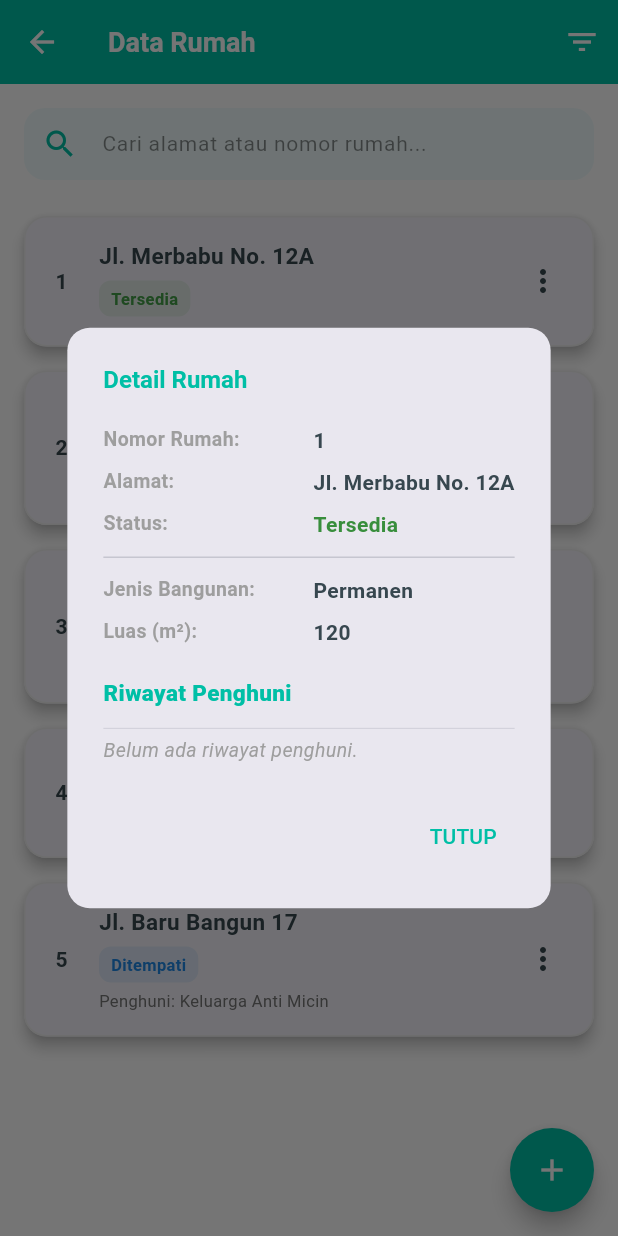
After one commit to marsyaaurel08/Jawara-Pintar-Mobile, a Flutter app: the RumahListPage screen opened directly, after a tap on an icon or button, on a phone screen of 412 x 824 dp. The commit adds this screen. Run offline on Flutter 3.47's test engine with Material 3 defaults, Android fonts, the phone set to English and light mode, and no system bars; our stand-ins replace image_picker; missing offline and left inert: file_selector.

Commit message:
add : data rumah

```diff
--- /dev/null
+++ b/lib/pages/rumah_list_page.dart
@@ -0,0 +1,462 @@
+import 'package:flutter/material.dart';
+// Asumsi path TambahRumahPage yang benar sudah di-import
+import '../../pages/tambah_rumah_page.dart';
+
+class RumahListPage extends StatefulWidget {
+  const RumahListPage({Key? key}) : super(key: key);
+
+  @override
+  State<RumahListPage> createState() => _RumahListPageState();
+}
+
+class _RumahListPageState extends State<RumahListPage> {
+  // --- Skema Warna Soft dan Nyaman (Mint/Teal) ---
+  static const Color _primaryColor = Color(0xFF00BFA6); // Teal/Mint yang lembut
+  static const Color _lightColor = Color(0xFFE0F7FA);   // Background soft
+  static const Color _textColor = Color(0xFF37474F);    // Abu-abu gelap
+
+  // Penyesuaian Ukuran Font untuk Mobile
+  static const double _appBarTitleSize = 18.0;
+  static const double _cardTitleSize = 15.0; // Alamat rumah
+  static const double _cardSubtitleSize = 11.0; // Penghuni/status
+
+  // --- Data Dummy Rumah ---
+  final List<Map<String, dynamic>> _allRumahList = [
+    {
+      "id": 1,
+      "no_rumah": "1",
+      "alamat": "Jl. Merbabu No. 12A",
+      "status": "Tersedia",
+      "luas": 120,
+      "jenis": "Permanen",
+    },
+    {
+      "id": 2,
+      "no_rumah": "2",
+      "alamat": "Malang Indah Blok C-5",
+      "status": "Ditempati",
+      "luas": 90,
+      "jenis": "Semi Permanen",
+      "penghuni": "Keluarga Farhan Aditia",
+      "riwayat": [
+        {"nama": "Keluarga Budi Santoso", "periode": "2018 - 2021"},
+      ],
+    },
+    {
+      "id": 3,
+      "no_rumah": "3",
+      "alamat": "Griyashanta L.203",
+      "status": "Ditempati",
+      "luas": 150,
+      "jenis": "Permanen",
+      "penghuni": "Keluarga Rendha Putra",
+      "riwayat": [
+        {"nama": "Keluarga Siti Aminah", "periode": "2015 - 2017"},
+        {"nama": "Keluarga John Doe", "periode": "2010 - 2014"},
+      ],
+    },
+    {
+      "id": 4,
+      "no_rumah": "4",
+      "alamat": "Jl. Brawijaya 45",
+      "status": "Tersedia",
+      "luas": 80,
+      "jenis": "Semi Permanen",
+    },
+    {
+      "id": 5,
+      "no_rumah": "5",
+      "alamat": "Jl. Baru Bangun 17",
+      "status": "Ditempati",
+      "luas": 100,
+      "jenis": "Permanen",
+      "penghuni": "Keluarga Anti Micin",
+    },
+  ];
+
+  // --- State Variables & Filter Logic (TIDAK BERUBAH) ---
+  String _searchQuery = '';
+
+  List<Map<String, dynamic>> get _filteredRumahList {
+    return _allRumahList.where((rumah) {
+      final matchesSearch = rumah['alamat']
+              .toLowerCase()
+              .contains(_searchQuery.toLowerCase()) ||
+          rumah['no_rumah'].contains(_searchQuery);
+      return matchesSearch;
+    }).toList();
+  }
+
+  // --------------------------------------------------------------------------
+  // --- FUNGSI UTILITY: Dialog & Aksi (DISESUAIKAN FONT) ---
+  // --------------------------------------------------------------------------
+
+  // FUNGSI BARU: Menampilkan Dialog Detail Rumah (menggantikan halaman navigasi)
+  void _showDetailDialog(BuildContext context, Map<String, dynamic> rumah) {
+    final statusColor = rumah['status'] == 'Tersedia' ? Colors.green.shade700 : Colors.blue.shade700;
+    final List<Map<String, String>> riwayatPenghuni = (rumah['riwayat'] as List<dynamic>?)?.cast<Map<String, String>>() ?? [];
+
+    Widget _buildDetailRow(String label, String value, {Color color = _textColor, double valueSize = 14.0}) {
+      return Padding(
+        padding: const EdgeInsets.symmetric(vertical: 4.0),
+        child: Row(
+          crossAxisAlignment: CrossAxisAlignment.start,
+          children: [
+            SizedBox(
+              width: 140,
+              child: Text("$label:",
+                  style: const TextStyle(fontWeight: FontWeight.w600, color: Colors.grey, fontSize: 13.0)),
+            ),
+            Expanded(
+              child: Text(value,
+                  style: TextStyle(color: color, fontWeight: FontWeight.bold, fontSize: valueSize)),
+            ),
+          ],
+        ),
+      );
+    }
+
+    // Helper untuk Riwayat Penghuni di dalam dialog
+    Widget _buildRiwayatSection() {
+        return Column(
+          crossAxisAlignment: CrossAxisAlignment.start,
+          children: [
+            const Padding(
+              padding: EdgeInsets.only(top: 16.0, bottom: 8.0),
+              child: Text(
+                "Riwayat Penghuni",
+                style: TextStyle(fontWeight: FontWeight.w800, fontSize: 15.0, color: _primaryColor),
+              ),
+            ),
+            const Divider(height: 10, thickness: 0.5),
+            if (riwayatPenghuni.isEmpty)
+              const Text(
+                "Belum ada riwayat penghuni.",
+                style: TextStyle(fontStyle: FontStyle.italic, color: Colors.grey, fontSize: 13.0),
+              )
+            else
+              ...riwayatPenghuni.map((riwayat) => Padding(
+                    padding: const EdgeInsets.only(bottom: 8.0),
+                    child: Column(
+                      crossAxisAlignment: CrossAxisAlignment.start,
+                      children: [
+                        Text(
+                          riwayat['nama']!,
+                          style: const TextStyle(fontWeight: FontWeight.bold, color: _textColor, fontSize: 14.0),
+                        ),
+                        Text(
+                          "Periode: ${riwayat['periode']}",
+                          style: const TextStyle(color: Colors.grey, fontSize: 12.0),
+                        ),
+                      ],
+                    ),
+                  )).toList(),
+          ],
+        );
+    }
+
+
+    showDialog(
+      context: context,
+      builder: (BuildContext context) {
+        return AlertDialog(
+          shape: RoundedRectangleBorder(borderRadius: BorderRadius.circular(15)),
+          title: Text(
+            "Detail Rumah",
+            style: const TextStyle(fontWeight: FontWeight.bold, color: _primaryColor, fontSize: 16.0),
+          ),
+          content: SingleChildScrollView(
+            child: Column(
+              mainAxisSize: MainAxisSize.min,
+              crossAxisAlignment: CrossAxisAlignment.start,
+              children: <Widget>[
+                // Bagian Detail Rumah
+                _buildDetailRow("Nomor Rumah", rumah['no_rumah'] ?? 'N/A', valueSize: 14.0),
+                _buildDetailRow("Alamat", rumah['alamat'] ?? 'N/A', valueSize: 14.0),
+                _buildDetailRow("Status", rumah['status'] ?? 'N/A', color: statusColor, valueSize: 14.0),
+
+                const Divider(height: 16),
+                _buildDetailRow("Jenis Bangunan", rumah['jenis'] ?? 'N/A'),
+                _buildDetailRow("Luas (m²)", "${rumah['luas'] ?? 'N/A'}"),
+                if (rumah['status'] == 'Ditempati')
+                  _buildDetailRow("Penghuni Saat Ini", rumah['penghuni'] ?? '-'),
+
+                // Bagian Riwayat Penghuni
+                _buildRiwayatSection(),
+              ],
+            ),
+          ),
+          actions: <Widget>[
+            TextButton(
+              onPressed: () => Navigator.of(context).pop(),
+              child: const Text('TUTUP', style: TextStyle(color: _primaryColor, fontSize: 14.0)),
+            ),
+          ],
+        );
+      },
+    );
+  }
+
+  // FUNGSI: Aksi Menu (Detail, Edit, Hapus) - (TIDAK BERUBAH)
+  void _handleMenuAction(
+      String action, BuildContext context, Map<String, dynamic> rumah) {
+    switch (action) {
+      case 'Detail':
+        _showDetailDialog(context, rumah);
+        break;
+      case 'Edit':
+        ScaffoldMessenger.of(context).showSnackBar(
+          SnackBar(content: Text("Navigasi ke Edit Rumah No. ${rumah['no_rumah']}")),
+        );
+        break;
+      case 'Hapus':
+        _showDeleteConfirmation(context, rumah);
+        break;
+    }
+  }
+
+  // FUNGSI: Konfirmasi Hapus (TIDAK BERUBAH)
+  void _showDeleteConfirmation(BuildContext context, Map<String, dynamic> rumah) {
+    showDialog(
+      context: context,
+      builder: (context) => AlertDialog(
+        title: const Text("Konfirmasi Hapus", style: TextStyle(color: Colors.red, fontSize: 16.0)),
+        content: Text("Anda yakin ingin menghapus data rumah No. ${rumah['no_rumah']}?", style: const TextStyle(fontSize: 14.0)),
+        actions: [
+          TextButton(
+            onPressed: () => Navigator.of(context).pop(),
+            child: const Text("Batal", style: TextStyle(color: _textColor, fontSize: 14.0)),
+          ),
+          ElevatedButton(
+            style: ElevatedButton.styleFrom(
+              backgroundColor: Colors.red,
+              foregroundColor: Colors.white,
+            ),
+            onPressed: () {
+              setState(() {
+                _allRumahList.removeWhere((item) => item['id'] == rumah['id']);
+              });
+              Navigator.of(context).pop();
+              ScaffoldMessenger.of(context).showSnackBar(
+                const SnackBar(content: Text("Data rumah berhasil dihapus!")),
+              );
+            },
+            child: const Text("Hapus", style: TextStyle(fontSize: 14.0)),
+          ),
+        ],
+      ),
+    );
+  }
+
+  // --------------------------------------------------------------------------
+  // --- WIDGET UTAMA: BUILD (DISESUAIKAN FONT) ---
+  // --------------------------------------------------------------------------
+
+  @override
+  Widget build(BuildContext context) {
+    return Scaffold(
+      backgroundColor: Colors.white,
+      appBar: AppBar(
+        backgroundColor: _primaryColor,
+        foregroundColor: Colors.white,
+        elevation: 0,
+        title: const Text('Data Rumah', style: TextStyle(fontWeight: FontWeight.bold, fontSize: _appBarTitleSize)),
+        actions: [
+          IconButton(
+            icon: const Icon(Icons.filter_list),
+            onPressed: () {
+              // TODO: Implementasi Dialog Filter
+            },
+            tooltip: 'Filter',
+          ),
+        ],
+      ),
+      body: Column(
+        children: [
+          // Search Bar
+          Padding(
+            padding: const EdgeInsets.all(16.0),
+            child: TextField(
+              onChanged: (value) {
+                setState(() {
+                  _searchQuery = value;
+                });
+              },
+              style: const TextStyle(fontSize: 14.0),
+              decoration: InputDecoration(
+                hintText: 'Cari alamat atau nomor rumah...',
+                prefixIcon: const Icon(Icons.search, color: _primaryColor),
+                border: OutlineInputBorder(
+                  borderRadius: BorderRadius.circular(30.0),
+                  borderSide: BorderSide.none,
+                ),
+                filled: true,
+                fillColor: _lightColor.withOpacity(0.5),
+                contentPadding: const EdgeInsets.symmetric(vertical: 10.0, horizontal: 20),
+              ),
+            ),
+          ),
+
+          // Rumah List
+          Expanded(
+            child: _filteredRumahList.isEmpty
+                ? const Center(
+                    child: Text(
+                      'Tidak ada data rumah yang cocok.',
+                      style: TextStyle(fontSize: 15.0, color: Colors.grey),
+                    ),
+                  )
+                : ListView.builder(
+                    itemCount: _filteredRumahList.length,
+                    itemBuilder: (context, index) {
+                      final rumah = _filteredRumahList[index];
+                      final statusColor = rumah['status'] == 'Tersedia' ? Colors.green.shade600 : Colors.blue.shade600;
+
+                      return _buildRumahCard(rumah, index + 1, statusColor);
+                    },
+                  ),
+          ),
+        ],
+      ),
+      floatingActionButton: FloatingActionButton(
+        onPressed: () {
+          // Navigasi ke halaman tambah rumah
+          Navigator.push(
+            context,
+            MaterialPageRoute(builder: (context) => const TambahRumahPage()),
+          );
+        },
+        backgroundColor: _primaryColor,
+        foregroundColor: Colors.white,
+        tooltip: 'Tambah Rumah Baru',
+        shape: const CircleBorder(),
+        child: const Icon(Icons.add),
+      ),
+    );
+  }
+
+  // WIDGET: Card untuk setiap item rumah
+  Widget _buildRumahCard(
+      Map<String, dynamic> rumah, int noUrut, Color statusColor) {
+    return Card(
+      margin: const EdgeInsets.symmetric(horizontal: 16, vertical: 8),
+      elevation: 4,
+      shape: RoundedRectangleBorder(
+        borderRadius: BorderRadius.circular(15),
+        side: BorderSide(color: Colors.grey.shade200),
+      ),
+      child: InkWell( // Menggunakan InkWell untuk aksi tap (Detail)
+        onTap: () => _handleMenuAction('Detail', context, rumah),
+        borderRadius: BorderRadius.circular(15),
+        child: Padding(
+          padding: const EdgeInsets.symmetric(vertical: 16, horizontal: 10),
+          child: Row(
+            crossAxisAlignment: CrossAxisAlignment.center,
+            children: [
+              // 1. Nomor Urut
+              Container(
+                width: 30,
+                alignment: Alignment.center,
+                child: Text(
+                  '$noUrut',
+                  style: const TextStyle(
+                    fontWeight: FontWeight.bold,
+                    fontSize: 14.0, // Font sedang
+                    color: _textColor,
+                  ),
+                ),
+              ),
+              const VerticalDivider(width: 10),
+
+              // 2. Konten Utama (Alamat & Status)
+              Expanded(
+                child: Column(
+                  crossAxisAlignment: CrossAxisAlignment.start,
+                  children: [
+                    // Alamat
+                    Text(
+                      rumah['alamat'],
+                      style: const TextStyle(
+                        fontWeight: FontWeight.w700,
+                        fontSize: _cardTitleSize, // Font Alamat
+                        color: _textColor,
+                      ),
+                      maxLines: 2,
+                      overflow: TextOverflow.ellipsis,
+                    ),
+                    const SizedBox(height: 6),
+                    // Status (Chip)
+                    Container(
+                      padding:
+                          const EdgeInsets.symmetric(horizontal: 8, vertical: 4),
+                      decoration: BoxDecoration(
+                        color: statusColor.withOpacity(0.1),
+                        borderRadius: BorderRadius.circular(8),
+                      ),
+                      child: Text(
+                        rumah['status'],
+                        style: TextStyle(
+                          color: statusColor,
+                          fontWeight: FontWeight.bold,
+                          fontSize: _cardSubtitleSize, // Font kecil untuk status
+                        ),
+                      ),
+                    ),
+                    const SizedBox(height: 4),
+                     // Penghuni (Jika Ditempati)
+                    if (rumah['status'] == 'Ditempati')
+                    Text(
+                      "Penghuni: ${rumah['penghuni'] ?? '-'}",
+                      style: TextStyle(
+                        color: Colors.grey.shade600,
+                        fontSize: _cardSubtitleSize, // Font kecil untuk penghuni
+                      ),
+                    ),
+                  ],
+                ),
+              ),
+
+              // 3. Ikon Menu Aksi
+              PopupMenuButton<String>(
+                onSelected: (action) => _handleMenuAction(action, context, rumah),
+                itemBuilder: (context) => [
+                  const PopupMenuItem(
+                    value: 'Detail',
+                    child: Row(
+                      children: [
+                        Icon(Icons.info_outline, color: _primaryColor, size: 20),
+                        SizedBox(width: 8),
+                        Text('Detail', style: TextStyle(fontSize: 14.0)),
+                      ],
+                    ),
+                  ),
+                  const PopupMenuItem(
+                    value: 'Edit',
+                    child: Row(
+                      children: [
+                        Icon(Icons.edit_outlined, color: Colors.orange, size: 20),
+                        SizedBox(width: 8),
+                        Text('Edit', style: TextStyle(fontSize: 14.0)),
+                      ],
+                    ),
+                  ),
+                  const PopupMenuItem(
+                    value: 'Hapus',
+                    child: Row(
+                      children: [
+                        Icon(Icons.delete_outline, color: Colors.red, size: 20),
+                        SizedBox(width: 8),
+                        Text('Hapus', style: TextStyle(fontSize: 14.0)),
+                      ],
+                    ),
+                  ),
+                ],
+                icon: const Icon(Icons.more_vert, color: _textColor),
+              ),
+            ],
+          ),
+        ),
+      ),
+    );
+  }
+}
```
Also changed, not shown: lib/pages/home_page.dart (+14 -2 lines), lib/pages/tambah_rumah_page.dart (added, +227 -0 lines).
